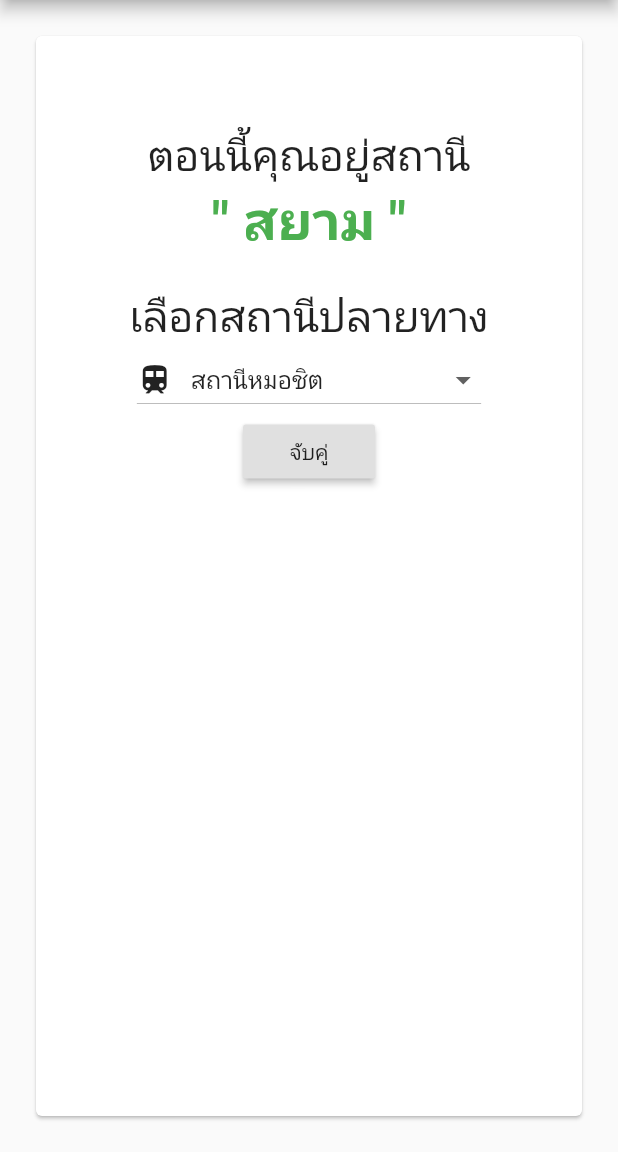
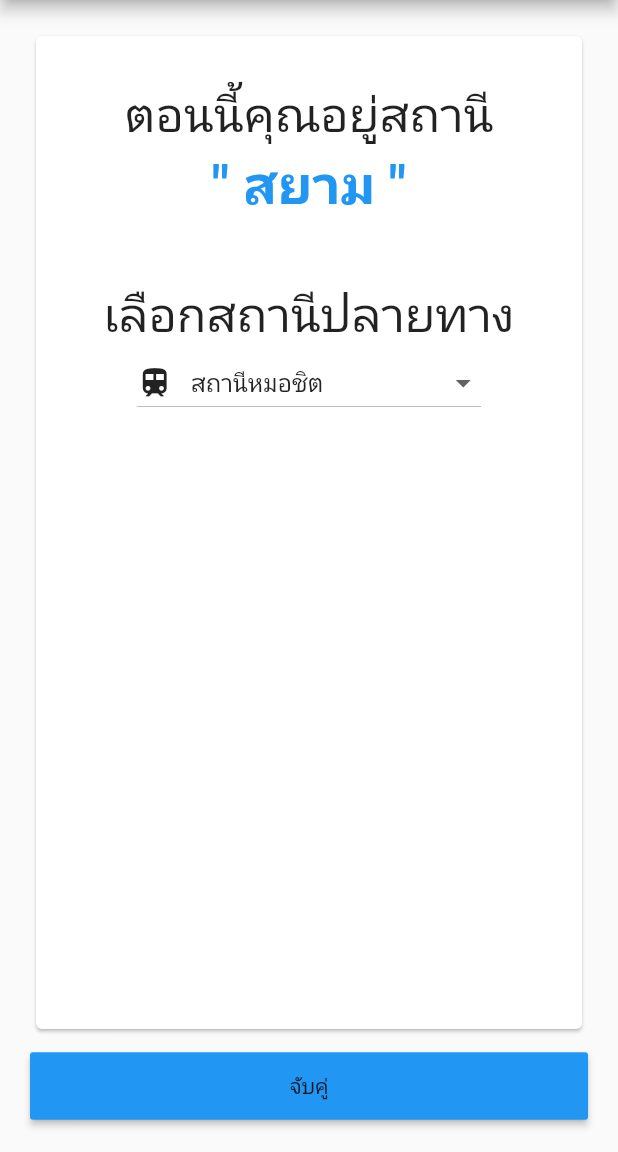
Before and after one commit to eveem/RodFaiFahMaHaNaTel2, a Flutter app: the screen it shows after launch, on a phone screen of 412 x 824 dp, the part 84-1236 px from its top. Run offline on Flutter 3.47's test engine with Material 2 defaults, Android fonts, the phone set to English and light mode, and no system bars.

Commit message:
edit ui matching screen

```diff
--- a/lib/matching_screen.dart
+++ b/lib/matching_screen.dart
@@ -48,13 +48,13 @@ class _MatchingScreenState extends State<MatchingScreen> {
 
   Widget build(BuildContext context) {
     String appTitle = 'RodFaiFahMaHaNaTel2 ❤';
-    String blankLine = '';
     String detail1 = 'ตอนนี้คุณอยู่สถานี';
     String stationName = '" สยาม "';
     String detail2 = 'เลือกสถานีปลายทาง';
 
     Widget buttonAccept = new RaisedButton(
       child: Text('จับคู่'),
+      color: Colors.blue,
       onPressed: (){
         Navigator.push(
           context,
@@ -66,11 +66,11 @@ class _MatchingScreenState extends State<MatchingScreen> {
     TextStyle stationStyle = new TextStyle(
       fontSize: 36.0,
       fontWeight: FontWeight.bold,
-      color: Colors.green,
+      color: Colors.blue,
     );
 
     TextStyle detailStyle = new TextStyle(
-      fontSize: 28.0,
+      fontSize: 32.0,
     );
 
     Widget dropDownStation = new DropdownButton(
@@ -101,19 +101,26 @@ class _MatchingScreenState extends State<MatchingScreen> {
                 child: new Column(
                   children: [
                     Container(
-                      margin: new EdgeInsets.only(top: 60.0),
+                      margin: new EdgeInsets.only(top: 30.0),
                     ),
                     Text(detail1, style: detailStyle),
                     Text(stationName, style: stationStyle),
                     Container(
-                      margin: new EdgeInsets.only(top: 20.0),
+                      margin: new EdgeInsets.only(top: 40.0),
                     ),
                     Text(detail2, style: detailStyle),
                     dropDownStation,
-                    buttonAccept
                   ],
                 ),
               ),
+            ),
+            Container(
+              margin: new EdgeInsets.only(top: 10.0),
+            ),
+            new ButtonTheme(
+              minWidth: double.infinity,
+              height: 45.0,
+              child: buttonAccept,
             )
           ],
         )
```
